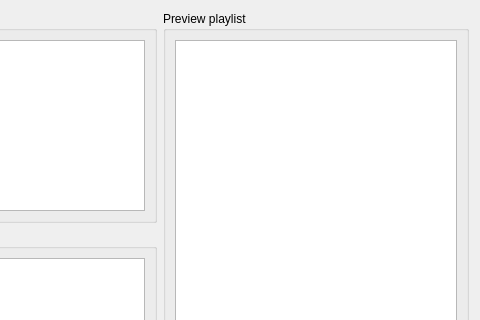
Before: the Qt Designer form code/MiamPlayer/playlistmanager.ui in MBach/Miam-Player, drawn with Qt 5; both pictures show x 160 to 640 and y 0 to 320 of the 640 by 480 pixel window.
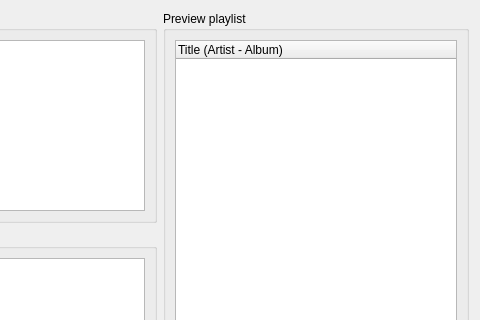
After: the same form once the commit is applied. Icons and pictures are not drawn.

Commit message: Add icon when showing an empty playlist

The edit to the form file:
```diff
--- a/code/MiamPlayer/playlistmanager.ui
+++ b/code/MiamPlayer/playlistmanager.ui
@@ -142,10 +142,15 @@
      </property>
      <layout class="QHBoxLayout" name="horizontalLayout_5">
       <item>
-       <widget class="QListWidget" name="previewPlaylist">
-        <property name="alternatingRowColors">
-         <bool>true</bool>
+       <widget class="QTreeWidget" name="previewPlaylist">
+        <property name="indentation">
+         <number>0</number>
         </property>
+        <column>
+         <property name="text">
+          <string>Title (Artist - Album)</string>
+         </property>
+        </column>
        </widget>
       </item>
      </layout>
```
The commit also changes 15 other files.
